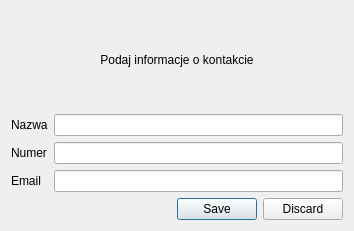
First picture: the form in addcontact.ui, repository killpl/SIP-Phone, before the edit.
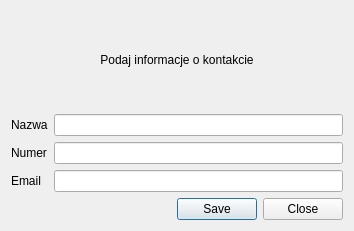
Second picture: the form after the edit.

The edit to the form file:
```diff
--- a/addcontact.ui
+++ b/addcontact.ui
@@ -64,7 +64,7 @@
       <enum>Qt::Horizontal</enum>
      </property>
      <property name="standardButtons">
-      <set>QDialogButtonBox::Discard|QDialogButtonBox::Save</set>
+      <set>QDialogButtonBox::Close|QDialogButtonBox::Save</set>
      </property>
     </widget>
    </item>
```
